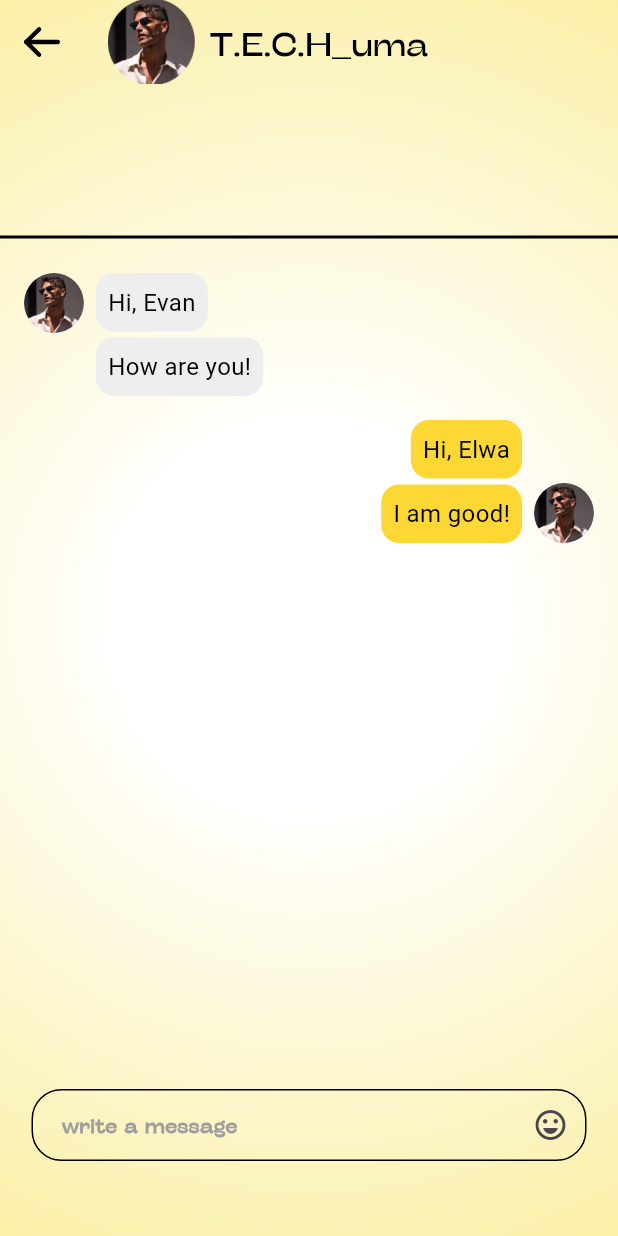
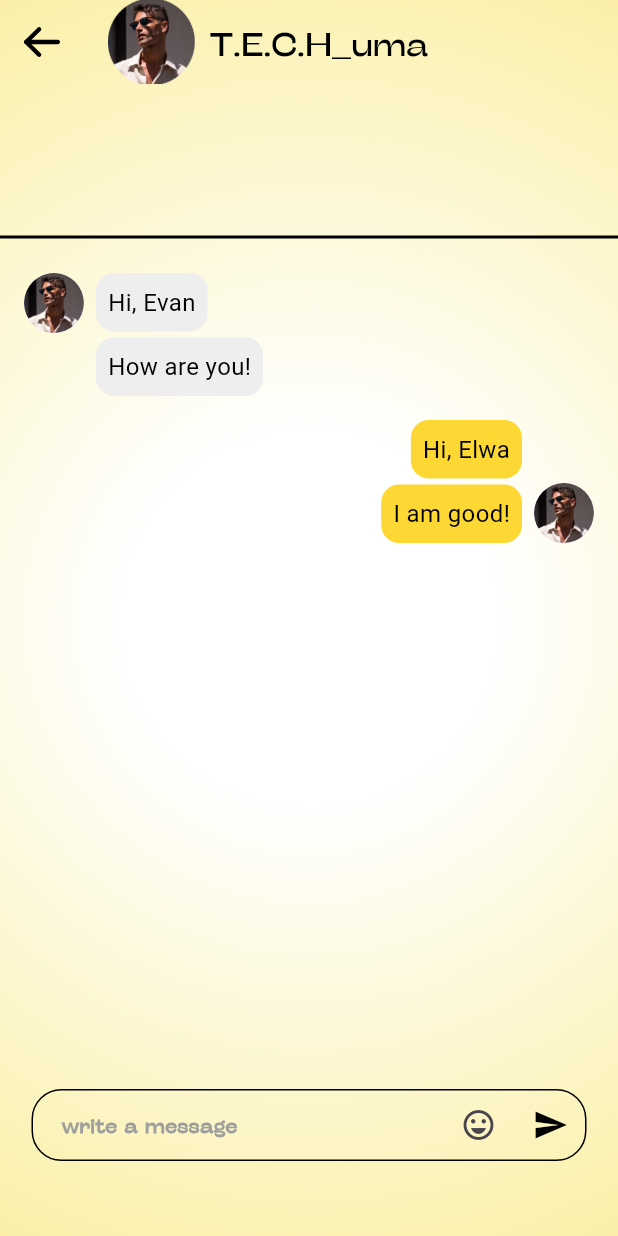
Before and after one commit to TerkumaAmos/datting_app, a Flutter app: the screen it shows after launch, on a phone screen of 412 x 824 dp. Run offline on Flutter 3.47's test engine with Material 3 defaults, Android fonts, the phone set to English and light mode, and no system bars; our stand-ins replace dotted_border, flutter_svg, go_router, google_fonts, iconsax_flutter, smooth_page_indicator.

Commit message:
Enhance CustomInput with send icon functionality and onSendPressed callback; update ChatScreen to utilize new features

```diff
--- a/lib/features/shared /presentation/screens/chat_screen.dart
+++ b/lib/features/shared /presentation/screens/chat_screen.dart
@@ -149,7 +149,7 @@ class _ChatScreenState extends State<ChatScreen> {
                       const SizedBox(width: 8),
                       CircleAvatar(
                         radius: 20,
-                        backgroundImage: AssetImage('assets/images/Groupp 28.png'), // Replace with receiver's image
+                        backgroundImage: AssetImage('assets/images/Groupp 28.png'),
                         onBackgroundImageError: (_, __) => const Icon(Icons.error),
                       ),
                     ],
@@ -168,7 +168,19 @@ class _ChatScreenState extends State<ChatScreen> {
   borderRadius: 20,
   validator: (value) => null,
   enableEmoji: true,
-              controller:messageController ),
+  controller: messageController,
+  sendIcon: const Icon(Icons.send, color: Colors.black),
+  sendIconWidth: 24,
+  sendIconHeight: 24,
+  onSendPressed: () {
+    // Handle send action
+    print('Send pressed: ${messageController.text}');
+    // Example: Clear the input after sending
+    messageController.clear();
+  },
+),
+
+
               SizedBox(height: 50),
           ],
 
--- a/lib/shared/widgets/inputs/app_inputs.dart
+++ b/lib/shared/widgets/inputs/app_inputs.dart
@@ -27,15 +27,20 @@ class CustomInput extends StatefulWidget {
   final Icon? prefixIcon;
   final String? suffixIconSvgPath;
   final Icon? suffixIcon;
+  final String? sendIconSvgPath; // New property for send icon SVG
+  final Icon? sendIcon; // New property for send icon
   final double? prefixIconWidth;
   final double? prefixIconHeight;
   final double? suffixIconWidth;
   final double? suffixIconHeight;
+  final double? sendIconWidth; // New property for send icon width
+  final double? sendIconHeight; // New property for send icon height
   final double? borderRadius;
   final TextInputType? keyboardType;
   final double? width;
   final double? height;
   final bool enableEmoji;
+  final VoidCallback? onSendPressed; // New callback for send icon press
 
   const CustomInput({
     super.key,
@@ -61,15 +66,20 @@ class CustomInput extends StatefulWidget {
     this.prefixIcon,
     this.suffixIconSvgPath,
     this.suffixIcon,
+    this.sendIconSvgPath, // Added
+    this.sendIcon, // Added
     this.prefixIconWidth,
     this.prefixIconHeight,
     this.suffixIconWidth,
     this.suffixIconHeight,
+    this.sendIconWidth, // Added
+    this.sendIconHeight, // Added
     this.borderRadius,
     this.keyboardType,
     this.width,
     this.height,
-    this.enableEmoji = true, // Defaults to false
+    this.enableEmoji = true,
+    this.onSendPressed, // Added
   });
 
   @override
@@ -108,7 +118,7 @@ class _CustomInputState extends State<CustomInput> {
           color: Colors.grey,
         ),
         prefixIcon: _getPrefixIcon(),
-        suffixIcon: _getSuffixIcon(), // Updated to include optional emoji
+        suffixIcon: _getSuffixIcon(),
         filled: true,
         fillColor: Colors.transparent,
         contentPadding: const EdgeInsets.symmetric(
@@ -228,16 +238,34 @@ class _CustomInputState extends State<CustomInput> {
       );
     }
 
-    if (widget.enableEmoji) {
-      return IconButton(
+    if (widget.enableEmoji || widget.sendIcon != null || widget.sendIconSvgPath != null) {
+      return Row(
+        mainAxisSize: MainAxisSize.min,
+        children: [
+          // Emoji Icon
+          if (widget.enableEmoji)
+            IconButton(
               icon: const Icon(Icons.emoji_emotions_outlined),
               onPressed: () {
-          // Request emoji keyboard
                 FocusScope.of(context).requestFocus(FocusNode());
                 SystemChannels.textInput.invokeMethod('TextInput.show').then((_) {
                   SystemChannels.textInput.invokeMethod('TextInput.setEditableSizeAndTransform');
                 });
               },
+            ),
+          // Send Icon
+          if (widget.sendIcon != null || widget.sendIconSvgPath != null)
+            IconButton(
+              icon: widget.sendIcon != null
+                  ? widget.sendIcon!
+                  : SvgPicture.asset(
+                      widget.sendIconSvgPath!,
+                      width: widget.sendIconWidth,
+                      height: widget.sendIconHeight,
+                    ),
+              onPressed: widget.onSendPressed,
+            ),
+        ],
       );
     }
 
```
Lines whose indentation alone changed are shown as unchanged.
